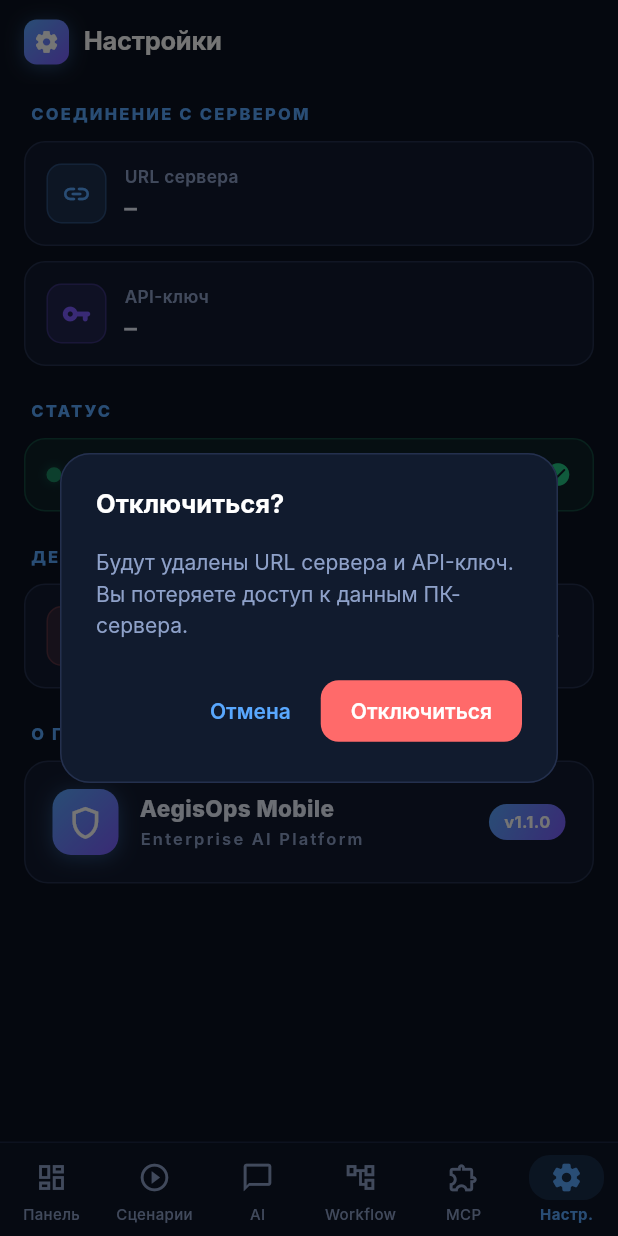
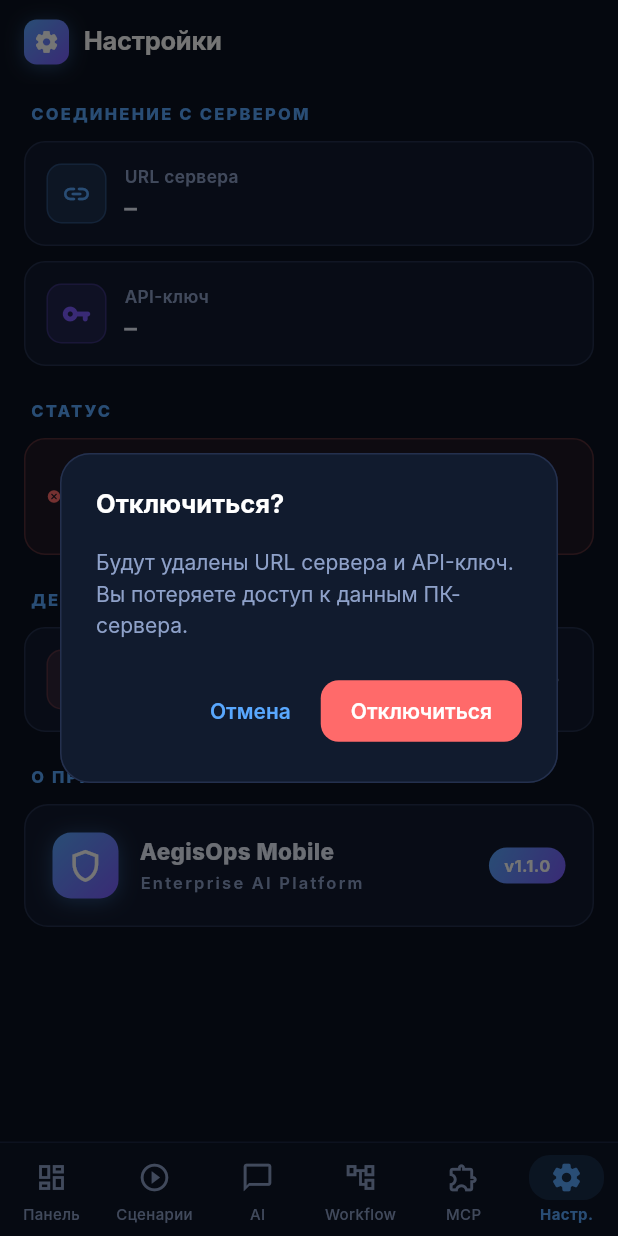
Before and after one commit to FreedoomForm/goal, a Flutter app: the SettingsScreen screen opened by its route, after a tap on "Отключиться от сервера", on a phone screen of 412 x 824 dp. Run offline on Flutter 3.47's test engine with Material 3 defaults, Android fonts, the phone set to English and light mode, and no system bars; our stand-ins replace flutter_markdown, flutter_riverpod, flutter_secure_storage, go_router; missing offline and left inert: mobile_scanner; accounts and stored records are empty.

Commit message:
fix: 25 broken/missing UI features in Windows (Electron) and Android (Flutter)
ELECTRON APP FIXES (aegisops_app/public/js/):

1. OpenClaw: Replaced non-functional Start/Stop/Install/Configure buttons
   with 'Скоро' (Coming Soon) badge since all backend endpoints are stubs

2. New Connector modal: Added conditional auth_payload fields
   (username+password for basic, token for bearer/token auth modes)

3. Connector Edit: Added 'Изменить' button to edit existing connectors
   via PUT /api/connectors/:id (endpoint already existed but was unused)

4. Scenario creation: Added connector selection checkboxes so scenarios
   can target specific connectors instead of always empty connector_ids

5. Scenario Edit/Toggle: Added 'Изменить' and enable/disable toggle
   buttons via PUT /api/scenarios/:id

6. Settings: Ollama URL save now also updates the Ollama connector's
   base_url in the connectors table (was only saving to settings table)

7. Settings: Fixed version from 1.0.0 to 1.1.0

8. Removed dead renderAssistant() function (~85 lines, never called)

9. Module analytics: Non-analytics modules show 'Coming Soon' toast
   instead of incorrectly hitting gas-balance endpoint

10. Documents: Added delete button per document (new DELETE endpoint)

11. Training: Added delete button per job + 'Coming Soon' execution notice

12. ETL: Added delete button per pipeline + 'Coming Soon' execution notice

13. Dashboard: Module/connector rows are now clickable, navigate to
    respective detail pages

BACKEND FIXES (aegisops_app/server/index.js):

- Added DELETE /api/documents/:id (deletes file from disk too)
- Added DELETE /api/training/:id
- Added DELETE /api/etl/:id

FLUTTER APP FIXES (android_app/):

1. Settings: Replaced hardcoded 'Подключено к серверу' with real health
   check via GET /api/health — shows online/offline/checking states
   with retry button when server is unreachable

2. Dashboard: Added confirmation dialog before running scenarios
   (was running immediately on tap — dangerous accidental triggers)

```diff
--- a/android_app/lib/src/screens/settings_screen.dart
+++ b/android_app/lib/src/screens/settings_screen.dart
@@ -1,6 +1,7 @@
 import 'package:flutter/material.dart';
 import 'package:flutter/services.dart';
 import 'package:go_router/go_router.dart';
+import '../services/api_client.dart';
 import '../services/settings_service.dart';
 import '../theme.dart';
 
@@ -12,6 +13,75 @@ class SettingsScreen extends StatefulWidget {
 
 class _SettingsScreenState extends State<SettingsScreen> {
   bool _showKey = false;
+  bool _serverOnline = false;
+  bool _checkingServer = true;
+
+  @override
+  void initState() {
+    super.initState();
+    _checkServer();
+  }
+
+  Future<void> _checkServer() async {
+    setState(() { _checkingServer = true; });
+    try {
+      final result = await ApiClient.instance.getJson('/api/health');
+      setState(() { _serverOnline = result is Map && result['status'] == 'ok'; _checkingServer = false; });
+    } catch (_) {
+      setState(() { _serverOnline = false; _checkingServer = false; });
+    }
+  }
+
+  Widget _buildServerStatus() {
+    if (_checkingServer) {
+      return Container(
+        padding: const EdgeInsets.all(14),
+        decoration: BoxDecoration(
+          color: AegisColors.accentBlue.withOpacity(0.08),
+          borderRadius: BorderRadius.circular(14),
+          border: Border.all(color: AegisColors.accentBlue.withOpacity(0.25)),
+        ),
+        child: Row(children: [
+          SizedBox(width: 10, height: 10, child: CircularProgressIndicator(strokeWidth: 2, color: AegisColors.accentBlue)),
+          const SizedBox(width: 12),
+          const Expanded(child: Text('Проверка подключения...',
+              style: TextStyle(fontSize: 13.5, fontWeight: FontWeight.w600, color: AegisColors.accentBlue, fontFamily: 'Inter'))),
+        ]),
+      );
+    }
+    if (_serverOnline) {
+      return Container(
+        padding: const EdgeInsets.all(14),
+        decoration: BoxDecoration(
+          color: AegisColors.success.withOpacity(0.08),
+          borderRadius: BorderRadius.circular(14),
+          border: Border.all(color: AegisColors.success.withOpacity(0.25)),
+        ),
+        child: Row(children: [
+          const PulseDot(color: AegisColors.success, size: 10),
+          const SizedBox(width: 12),
+          const Expanded(child: Text('Подключено к серверу',
+              style: TextStyle(fontSize: 13.5, fontWeight: FontWeight.w600, color: AegisColors.success, fontFamily: 'Inter'))),
+          const Icon(Icons.check_circle_rounded, color: AegisColors.success, size: 18),
+        ]),
+      );
+    }
+    return Container(
+      padding: const EdgeInsets.all(14),
+      decoration: BoxDecoration(
+        color: AegisColors.danger.withOpacity(0.08),
+        borderRadius: BorderRadius.circular(14),
+        border: Border.all(color: AegisColors.danger.withOpacity(0.25)),
+      ),
+      child: Row(children: [
+        const Icon(Icons.cancel_rounded, color: AegisColors.danger, size: 10),
+        const SizedBox(width: 12),
+        const Expanded(child: Text('Сервер недоступен',
+            style: TextStyle(fontSize: 13.5, fontWeight: FontWeight.w600, color: AegisColors.danger, fontFamily: 'Inter'))),
+        IconButton(icon: const Icon(Icons.refresh_rounded, size: 18, color: AegisColors.danger), onPressed: _checkServer, tooltip: 'Повторить'),
+      ]),
+    );
+  }
 
   @override
   Widget build(BuildContext context) {
@@ -57,21 +127,7 @@ class _SettingsScreenState extends State<SettingsScreen> {
           ),
           const SizedBox(height: 22),
           _sectionTitle('СТАТУС'),
-          Container(
-            padding: const EdgeInsets.all(14),
-            decoration: BoxDecoration(
-              color: AegisColors.success.withOpacity(0.08),
-              borderRadius: BorderRadius.circular(14),
-              border: Border.all(color: AegisColors.success.withOpacity(0.25)),
-            ),
-            child: Row(children: [
-              const PulseDot(color: AegisColors.success, size: 10),
-              const SizedBox(width: 12),
-              const Expanded(child: Text('Подключено к серверу',
-                  style: TextStyle(fontSize: 13.5, fontWeight: FontWeight.w600, color: AegisColors.success, fontFamily: 'Inter'))),
-              const Icon(Icons.check_circle_rounded, color: AegisColors.success, size: 18),
-            ]),
-          ),
+          _buildServerStatus(),
           const SizedBox(height: 22),
           _sectionTitle('ДЕЙСТВИЯ'),
           Container(
```
Also changed, not shown: android_app/lib/src/screens/dashboard_screen.dart (+12 -0 lines), 3 other files.
